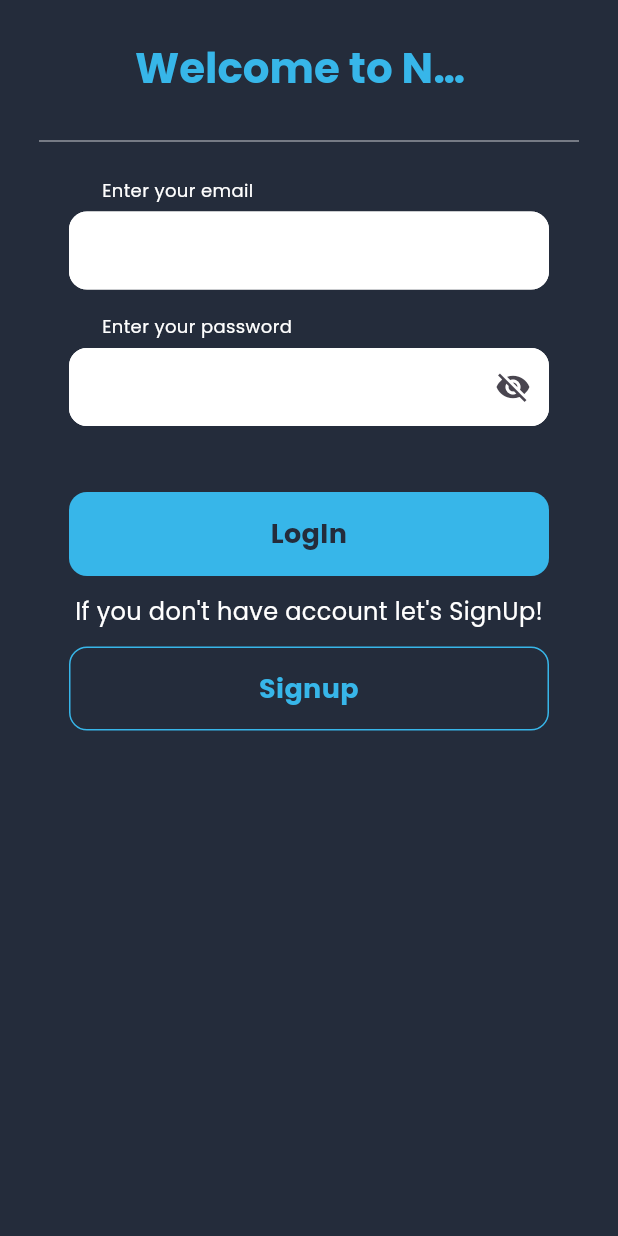
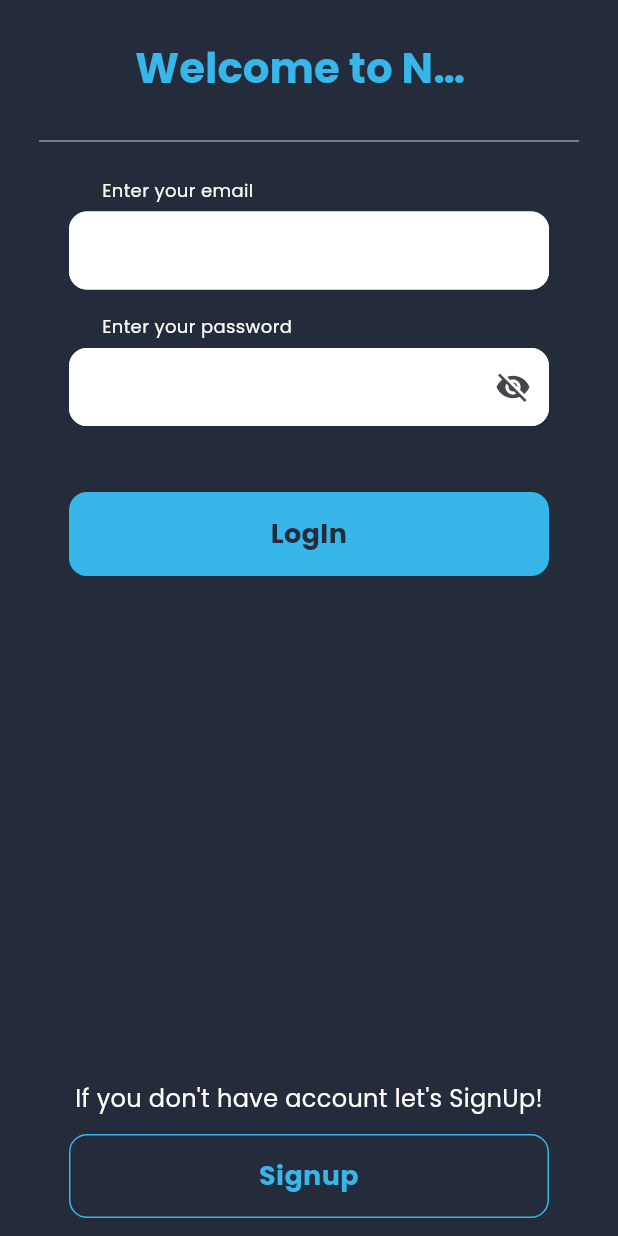
Before and after one commit to maryamEramy/online_shop_university, a Flutter app: the screen it shows after launch, on a phone screen of 412 x 824 dp. Run offline on Flutter 3.47's test engine with Material 3 defaults, Android fonts, the phone set to English and light mode, and no system bars; drawn by our look-alikes of animated_text_kit; our stand-ins replace cached_network_image, cloud_firestore, email_validator, firebase_auth, firebase_core, flutter_screenutil and 3 more; accounts and stored records are empty.

Commit message:
edit UI : LogInPage

```diff
--- a/lib/views/ui/login_page.dart
+++ b/lib/views/ui/login_page.dart
@@ -17,10 +17,12 @@ class LoginPage extends StatelessWidget {
       headerTitle: 'Welcome to Nozama!',
       animatedText: true,
       children: [
-        LoginForm(
-          formKey: formKey,
-          emailController: emailController,
-          passwordController: passwordController,
+        Expanded(
+          child: LoginForm(
+            formKey: formKey,
+            emailController: emailController,
+            passwordController: passwordController,
+          ),
         ),
         Align(
           alignment: Alignment.bottomCenter,
```
Also changed, not shown: lib/views/ui/profile_page.dart (+1 -10 lines).
